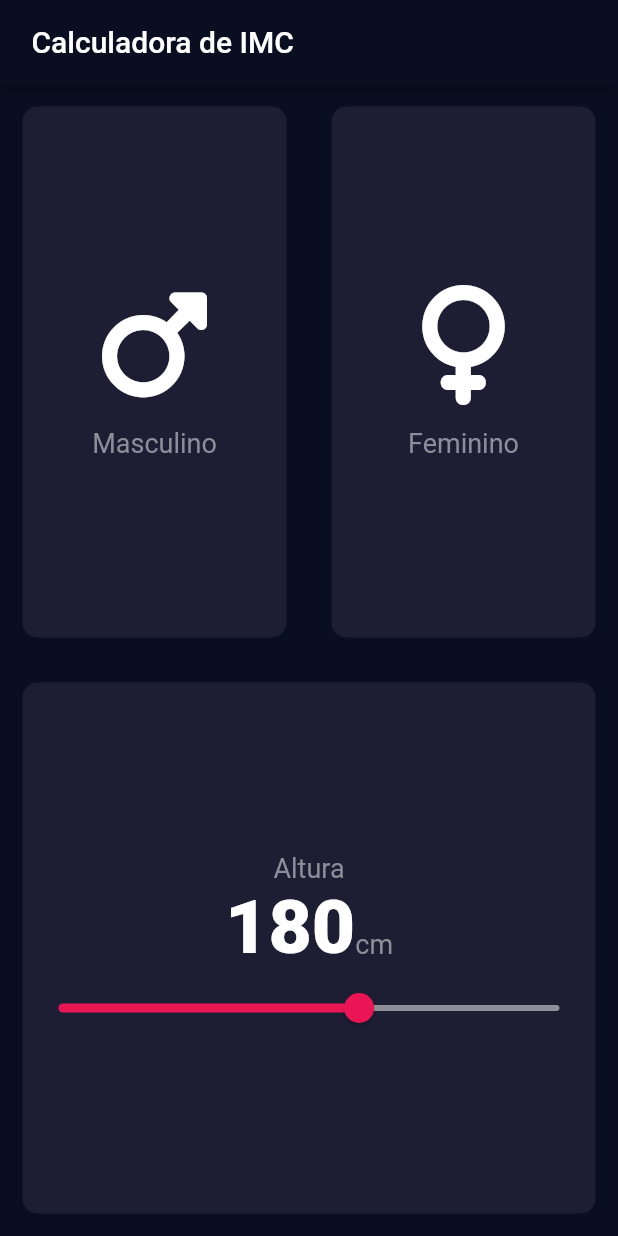
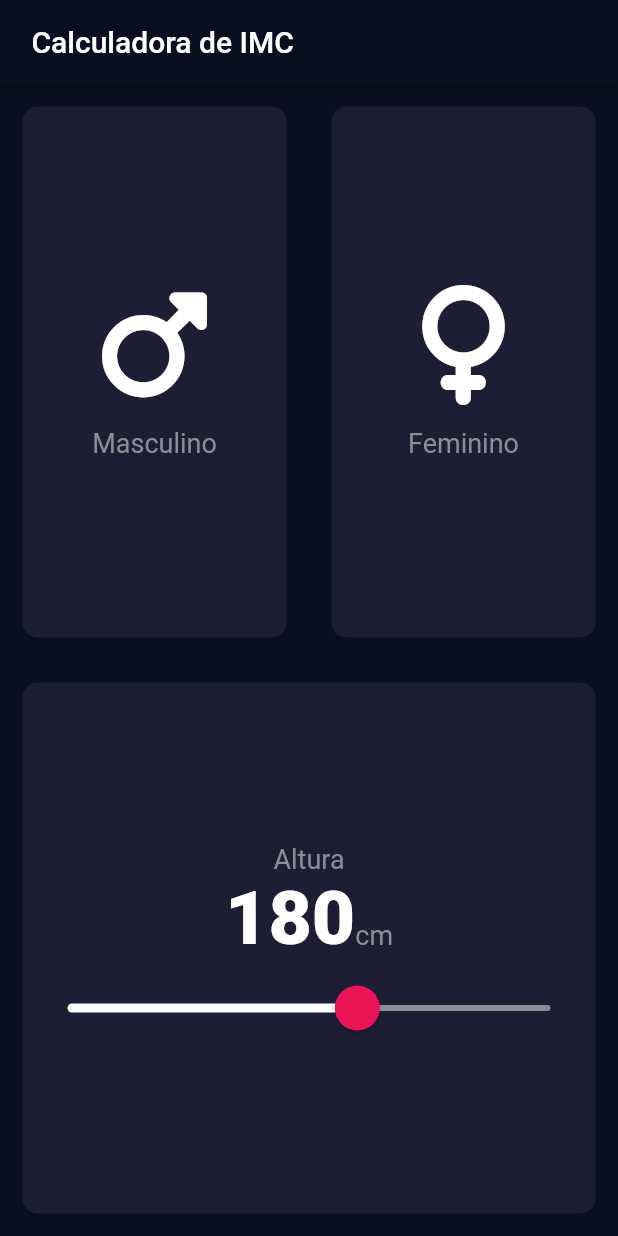
Before and after one commit to oliveiradg/imcFlutter, a Flutter app: the screen it shows after launch, on a phone screen of 412 x 824 dp. Run offline on Flutter 3.47's test engine with Material 2 defaults, Android fonts, the phone set to English and light mode, and no system bars; our stand-ins replace font_awesome_flutter.

```diff
--- a/lib/components/card_tela.dart
+++ b/lib/components/card_tela.dart
@@ -18,7 +18,7 @@ class CardTela extends StatelessWidget {
   @override
   Widget build(BuildContext context) {
     return GestureDetector(
-      onTap: onPress as void Function()?,
+      onTap: onPress as void Function(),
       child: Container(
         margin: const EdgeInsets.all(15),
         decoration: BoxDecoration(
--- a/lib/views/input_page_view.dart
+++ b/lib/views/input_page_view.dart
@@ -34,6 +34,7 @@ class _InputPageState extends State<InputPage> {
                 children: [
                   Expanded(
                     child: CardTela(
+
                       onPress: () {
                         setState(() {
                           generoSelecionado = Genero.masculino;
@@ -98,18 +99,32 @@ class _InputPageState extends State<InputPage> {
                           ),
                         ],
                       ),
-                      Slider(
+                      SliderTheme(
+                        data: SliderTheme.of(context).copyWith(
+                          activeTrackColor: Colors.white,
+                          thumbColor: const Color(0xFFEB1555),
+                          overlayColor: const Color(0x29EB1555),
+
+                          inactiveTrackColor: const Color(0xFF8D8E98),
+                          thumbShape: const RoundSliderThumbShape(
+                              enabledThumbRadius: 15.0),
+                          overlayShape: const RoundSliderOverlayShape(
+                              overlayRadius: 30.0),
+
+                        ),
+                        child: Slider(
                           value: altura.toDouble(),
                           min: 120.0,
                           max: 220.0,
-                        activeColor: const Color(0xFFEB1555),
-                        inactiveColor: const Color(0xFF8D8E98),
+
+
                           onChanged: (double newValue) {
                             setState(() {
                               altura = newValue.round();
                             });
 
                           },
+                        ),
                       )
                     ],
                   ), onPress: (){},
```
Lines whose indentation alone changed are shown as unchanged.
